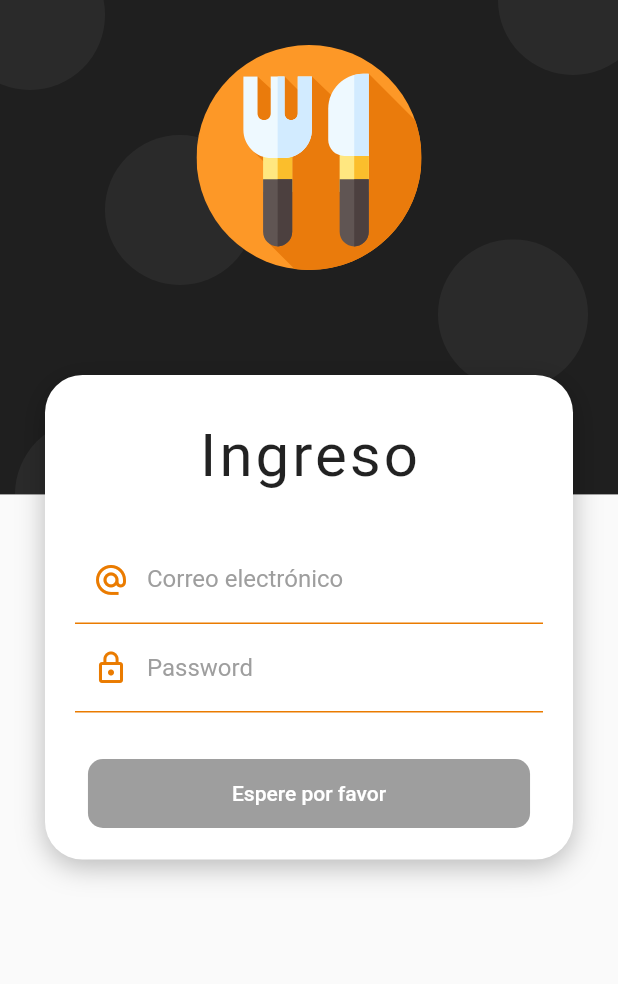
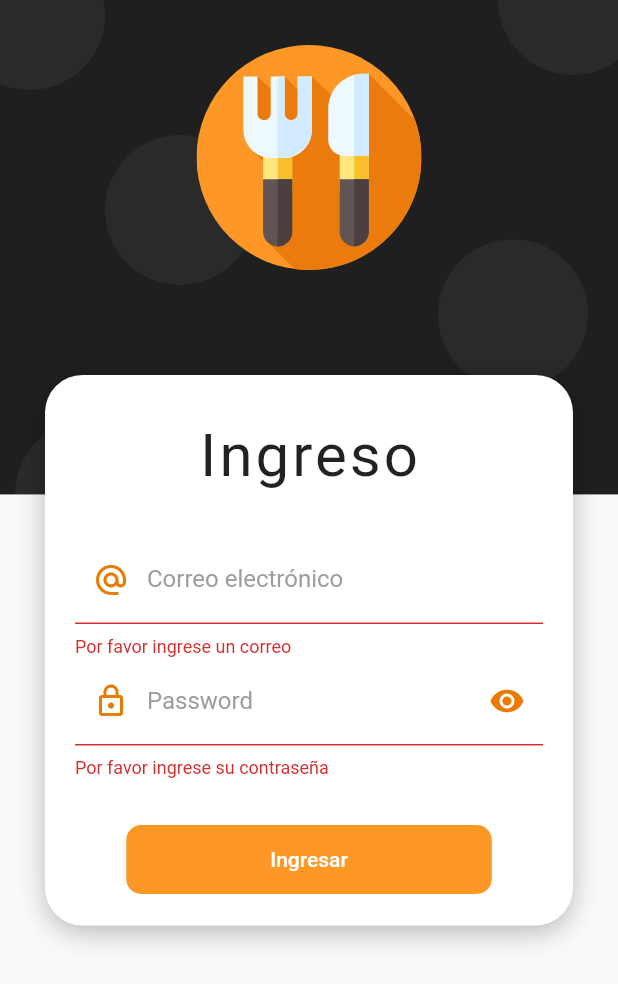
Before and after one commit to deapede/portafolio-sigloxxi, a Flutter app: the RegisterPage screen opened by its route, after a tap on "Ingresa a tu cuenta", after a tap on "Ingresar", on a phone screen of 412 x 824 dp. Shown: the top 984 px of the screen. Run offline on Flutter 3.47's test engine with Material 2 defaults, Android fonts, the phone set to English and light mode, and no system bars; our stand-ins replace animate_do, flutter_secure_storage, flutter_svg; accounts and stored records are empty.

Commit message:
Login conectado a API, guardado de token

```diff
--- /dev/null
+++ b/lib/src/global/conexion.dart
@@ -0,0 +1,3 @@
+class Conexion {
+  static String apiUrl = 'http://34.125.149.182:8030/api';
+}
--- a/lib/src/pages/login.dart
+++ /dev/null
@@ -1,132 +0,0 @@
-import 'package:flutter/material.dart';
-
-import 'package:provider/provider.dart';
-
-import 'package:sigloxxi/src/providers/login_form.dart';
-// import 'package:sigloxxi/src/ui/input_decorations.dart';
-
-import 'package:sigloxxi/src/widgets/widgets.dart';
-
-class LoginPage extends StatelessWidget {
-  @override
-  Widget build(BuildContext context) {
-    final loginForm = Provider.of<LoginFormProvider>(context);
-    return Scaffold(
-      body: LoginBackground(
-        child: SingleChildScrollView(
-          physics: BouncingScrollPhysics(),
-          child: Column(
-            children: [
-              SizedBox(height: 250),
-              LoginCard(
-                child: Column(
-                  children: [
-                    SizedBox(height: 10),
-                    Text(
-                      'Ingreso',
-                      style: TextStyle(
-                        fontSize: 40,
-                        letterSpacing: 2,
-                      ),
-                    ),
-                    SizedBox(height: 30),
-                    LoginFormFields(),
-                    CustomButton(
-                      texto:
-                          loginForm.isLoading ? 'Espere por favor' : 'Ingresar',
-                      isForm: true,
-                      onPressed: () {
-                        FocusScope.of(context).unfocus();
-                        // TODO: Implementar login app
-
-                        if (!loginForm.isValidForm()) return;
-
-                        loginForm.isLoading = true;
-
-                        // TODO: colocar navegación a página siguiente
-                      },
-                    ),
-                  ],
-                ),
-              ),
-            ],
-          ),
-        ),
-      ),
-    );
-  }
-}
-
-class LoginFormFields extends StatelessWidget {
-  @override
-  Widget build(BuildContext context) {
-    final loginForm = Provider.of<LoginFormProvider>(context);
-
-    return Container(
-      child: Form(
-        key: loginForm.formKey,
-        child: Column(
-          children: [
-            TextFormField(
-              autocorrect: false,
-              obscureText: false,
-              textInputAction: TextInputAction.next,
-              keyboardType: TextInputType.emailAddress,
-              decoration: InputDecoration(
-                enabledBorder: UnderlineInputBorder(
-                  borderSide: BorderSide(
-                    color: Color(0xffEA7B00),
-                  ),
-                ),
-                focusedBorder: UnderlineInputBorder(
-                  borderSide: BorderSide(
-                    color: Color(0xffEA7B00),
-                    width: 2,
-                  ),
-                ),
-                hintText: 'Correo electrónico',
-                labelText: 'Correo electrónico',
-                labelStyle: TextStyle(
-                  color: Colors.grey,
-                ),
-                prefixIcon: Icon(
-                  Icons.alternate_email_outlined,
-                  color: Color(0xffEA7B00),
-                ),
-              ),
-            ),
-            TextFormField(
-              autocorrect: false,
-              obscureText: true,
-              textInputAction: TextInputAction.done,
-              keyboardType: TextInputType.text,
-              decoration: InputDecoration(
-                enabledBorder: UnderlineInputBorder(
-                  borderSide: BorderSide(
-                    color: Color(0xffEA7B00),
-                  ),
-                ),
-                focusedBorder: UnderlineInputBorder(
-                  borderSide: BorderSide(
-                    color: Color(0xffEA7B00),
-                    width: 2,
-                  ),
-                ),
-                hintText: 'Password',
-                labelText: 'Password',
-                labelStyle: TextStyle(
-                  color: Colors.grey,
-                ),
-                prefixIcon: Icon(
-                  Icons.lock_outline,
-                  color: Color(0xffEA7B00),
-                ),
-              ),
-            ),
-            SizedBox(height: 30),
-          ],
-        ),
-      ),
-    );
-  }
-}
--- /dev/null
+++ b/lib/src/pages/login_page.dart
@@ -0,0 +1,202 @@
+import 'package:flutter/material.dart';
+
+import 'package:provider/provider.dart';
+import 'package:sigloxxi/src/helpers/navegar_fadein.dart';
+import 'package:sigloxxi/src/pages/home_page.dart';
+
+import 'package:sigloxxi/src/services/login_service.dart';
+import 'package:sigloxxi/src/helpers/mostrar_alerta.dart';
+import 'package:sigloxxi/src/widgets/widgets.dart';
+
+class LoginPage extends StatelessWidget {
+  @override
+  Widget build(BuildContext context) {
+    return Scaffold(
+      body: LoginBackground(
+        child: SingleChildScrollView(
+          physics: BouncingScrollPhysics(),
+          child: Column(
+            children: [
+              SizedBox(height: 250),
+              LoginCard(
+                child: Column(
+                  children: [
+                    SizedBox(height: 10),
+                    Text(
+                      'Ingreso',
+                      style: TextStyle(
+                        fontSize: 40,
+                        letterSpacing: 2,
+                      ),
+                    ),
+                    SizedBox(height: 30),
+                    LoginFormFields(),
+                  ],
+                ),
+              ),
+            ],
+          ),
+        ),
+      ),
+    );
+  }
+}
+
+class LoginFormFields extends StatelessWidget {
+  @override
+  Widget build(BuildContext context) {
+    final loginService = Provider.of<LoginService>(context);
+
+    return Container(
+      child: Form(
+        key: loginService.formKey,
+        child: Column(
+          children: [
+            TextFormField(
+              autocorrect: false,
+              obscureText: false,
+              textInputAction: TextInputAction.next,
+              keyboardType: TextInputType.emailAddress,
+              decoration: InputDecoration(
+                enabledBorder: UnderlineInputBorder(
+                  borderSide: BorderSide(
+                    color: Color(0xffEA7B00),
+                  ),
+                ),
+                focusedBorder: UnderlineInputBorder(
+                  borderSide: BorderSide(
+                    color: Color(0xffEA7B00),
+                    width: 2,
+                  ),
+                ),
+                hintText: 'Correo electrónico',
+                labelText: 'Correo electrónico',
+                labelStyle: TextStyle(
+                  color: Colors.grey,
+                ),
+                prefixIcon: Icon(
+                  Icons.alternate_email_outlined,
+                  color: Color(0xffEA7B00),
+                ),
+              ),
+              onChanged: (value) => loginService.email = value,
+              validator: (value) {
+                if (value!.isEmpty) {
+                  return 'Por favor ingrese un correo';
+                }
+
+                String pattern =
+                    r'^(([^<>()[\]\\.,;:\s@\"]+(\.[^<>()[\]\\.,;:\s@\"]+)*)|(\".+\"))@((\[[0-9]{1,3}\.[0-9]{1,3}\.[0-9]{1,3}\.[0-9]{1,3}\])|(([a-zA-Z\-0-9]+\.)+[a-zA-Z]{2,}))$';
+
+                RegExp regExp = new RegExp(pattern);
+                return regExp.hasMatch(value)
+                    ? null
+                    : 'Ingrese un correo valido';
+              },
+            ),
+            TextFormField(
+              autocorrect: false,
+              obscureText: loginService.passwordVisible,
+              textInputAction: TextInputAction.done,
+              keyboardType: TextInputType.text,
+              decoration: InputDecoration(
+                enabledBorder: UnderlineInputBorder(
+                  borderSide: BorderSide(
+                    color: Color(0xffEA7B00),
+                  ),
+                ),
+                focusedBorder: UnderlineInputBorder(
+                  borderSide: BorderSide(
+                    color: Color(0xffEA7B00),
+                    width: 2,
+                  ),
+                ),
+                hintText: 'Password',
+                labelText: 'Password',
+                labelStyle: TextStyle(
+                  color: Colors.grey,
+                ),
+                prefixIcon: Icon(
+                  Icons.lock_outline,
+                  color: Color(0xffEA7B00),
+                ),
+                suffixIcon: IconButton(
+                  icon: Icon(
+                    loginService.passwordVisible
+                        ? Icons.visibility
+                        : Icons.visibility_off,
+                    color: Color(0xffEA7B00),
+                  ),
+                  onPressed: () {
+                    loginService.passwordVisible =
+                        !loginService.passwordVisible;
+                  },
+                ),
+              ),
+              onChanged: (value) => loginService.password = value,
+              validator: (value) {
+                if (loginService.password.isEmpty) {
+                  return 'Por favor ingrese su contraseña';
+                }
+
+                return (value != null && value.length >= 6)
+                    ? null
+                    : 'La contraseña debe ser de 6 caracteres';
+              },
+            ),
+            SizedBox(height: 30),
+            MaterialButton(
+              shape: RoundedRectangleBorder(
+                  borderRadius: BorderRadius.circular(10)),
+              disabledColor: Colors.grey,
+              elevation: 0,
+              color: Color(0xffFD9827),
+              child: Container(
+                padding: EdgeInsets.symmetric(horizontal: 80, vertical: 15),
+                child: Text(
+                  loginService.isLoading ? 'Espere' : 'Ingresar',
+                  style: TextStyle(color: Colors.white),
+                ),
+              ),
+              onPressed: loginService.isLoading
+                  ? null
+                  : () async {
+                      FocusScope.of(context).unfocus();
+
+                      if (!loginService.isValidForm()) return;
+
+                      //* API login app
+                      // appLogin(context, loginForm.email, loginForm.password);
+                      final successfulLogin = await loginService.login(
+                        loginService.email.trim(),
+                        loginService.password.trim(),
+                      );
+
+                      if (successfulLogin) {
+                        // Navigator.pushReplacementNamed(context, 'home');
+                        Navigator.pushReplacement(
+                            context, navegarFadeIn(context, HomePage()));
+                      } else {
+                        mostrarAlerta(context, '¡Login Erroneo!',
+                            'Email o contraseña incorrecta');
+                      }
+                    },
+            ),
+          ],
+        ),
+      ),
+    );
+  }
+
+  void appLogin(BuildContext context, String email, String password) async {
+    final loginService = Provider.of<LoginService>(context, listen: false);
+
+    final loginResponse =
+        await loginService.login(email.trim(), password.trim());
+
+    if (loginResponse.statusCode == 200) {
+      loginService.isLoading = true;
+      // Navigator.pushReplacementNamed(context, 'home');
+    }
+  }
+}
--- a/lib/src/pages/pages.dart
+++ b/lib/src/pages/pages.dart
@@ -1,3 +1,3 @@
-export 'package:sigloxxi/src/pages/login.dart';
-export 'package:sigloxxi/src/pages/home.dart';
-export 'package:sigloxxi/src/pages/details.dart';
+export 'package:sigloxxi/src/pages/login_page.dart';
+export 'package:sigloxxi/src/pages/home_page.dart';
+export 'package:sigloxxi/src/pages/details_page.dart';
--- a/lib/src/pages/register.dart
+++ b/lib/src/pages/register_page.dart
@@ -1,7 +1,4 @@
 import 'package:flutter/material.dart';
-import 'package:provider/provider.dart';
-
-import 'package:sigloxxi/src/providers/login_form.dart';
 
 import 'package:sigloxxi/src/widgets/widgets.dart';
 
--- a/lib/src/providers/login_form.dart
+++ /dev/null
@@ -1,19 +0,0 @@
-import 'package:flutter/cupertino.dart';
-
-class LoginFormProvider extends ChangeNotifier {
-  GlobalKey<FormState> formKey = new GlobalKey<FormState>();
-
-  String email = '';
-  String password = '';
-  bool _isLoading = false;
-
-  bool get isLoading => this._isLoading;
-  set isLoading(bool valor) {
-    this._isLoading = valor;
-    notifyListeners();
-  }
-
-  bool isValidForm() {
-    return formKey.currentState?.validate() ?? false;
-  }
-}
--- a/lib/src/routes/routes.dart
+++ b/lib/src/routes/routes.dart
@@ -1,8 +1,8 @@
 import 'package:flutter/material.dart';
-import 'package:sigloxxi/src/pages/home.dart';
-import 'package:sigloxxi/src/pages/login.dart';
+import 'package:sigloxxi/src/pages/home_page.dart';
+import 'package:sigloxxi/src/pages/login_page.dart';
 import 'package:sigloxxi/src/pages/pages.dart';
-import 'package:sigloxxi/src/pages/register.dart';
+import 'package:sigloxxi/src/pages/register_page.dart';
 
 final Map<String, Widget Function(BuildContext)> appRoutes = {
   'login': (_) => LoginPage(),
--- a/lib/src/providers/notification.dart
+++ b/lib/src/services/notification_service.dart
@@ -1,6 +1,6 @@
 import 'package:flutter/cupertino.dart';
 
-class NotificationProvider extends ChangeNotifier {
+class NotificationService extends ChangeNotifier {
   int _number = 0;
   late AnimationController _bounceCtrl;
 
--- a/lib/src/widgets/custom_button.dart
+++ b/lib/src/widgets/custom_button.dart
@@ -1,6 +1,6 @@
 import 'package:flutter/material.dart';
 import 'package:provider/provider.dart';
-import 'package:sigloxxi/src/providers/login_form.dart';
+import 'package:sigloxxi/src/services/login_service.dart';
 
 class CustomButton extends StatelessWidget {
   final VoidCallback onPressed;
@@ -12,7 +12,7 @@ class CustomButton extends StatelessWidget {
 
   @override
   Widget build(BuildContext context) {
-    final loginForm = Provider.of<LoginFormProvider>(context, listen: false);
+    final loginForm = Provider.of<LoginService>(context, listen: false);
     return MaterialButton(
       shape: RoundedRectangleBorder(borderRadius: BorderRadius.circular(10)),
       disabledColor: Colors.grey,
--- a/pubspec.yaml
+++ b/pubspec.yaml
@@ -33,6 +33,7 @@ dependencies:
   animate_do: ^2.0.0
   flutter_svg: ^0.22.0
   http: ^0.13.4
+  flutter_secure_storage: ^4.2.1
 
 dev_dependencies:
   flutter_test:
```
Also changed, not shown: lib/main.dart (+4 -4 lines), lib/src/helpers/mostrar_alerta.dart (added, +19 -0 lines), lib/src/helpers/navegar_fadein.dart (added, +16 -0 lines), lib/src/models/login_response.dart (added, +42 -0 lines), lib/src/pages/details_page.dart (renamed from lib/src/pages/details.dart, +14 -4 lines), lib/src/services/login_service.dart (added, +80 -0 lines), lib/src/api/login.dart (deleted), lib/src/pages/home_page.dart (renamed from lib/src/pages/home.dart), pubspec.lock, 1 other file.
